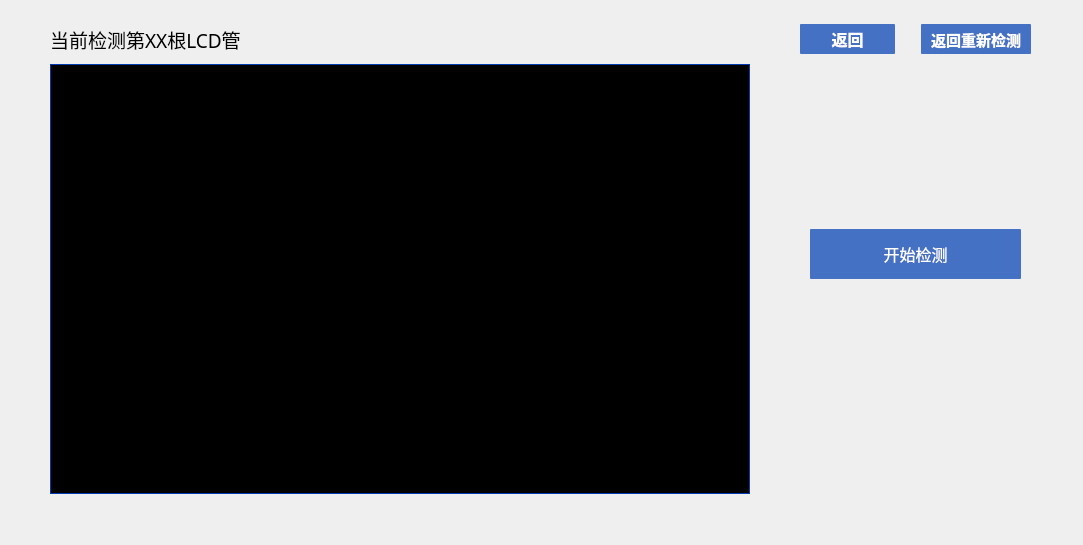
Above: main_page/screencheck.ui from jaueone/Magnetic before the change. Below: the same form after it.
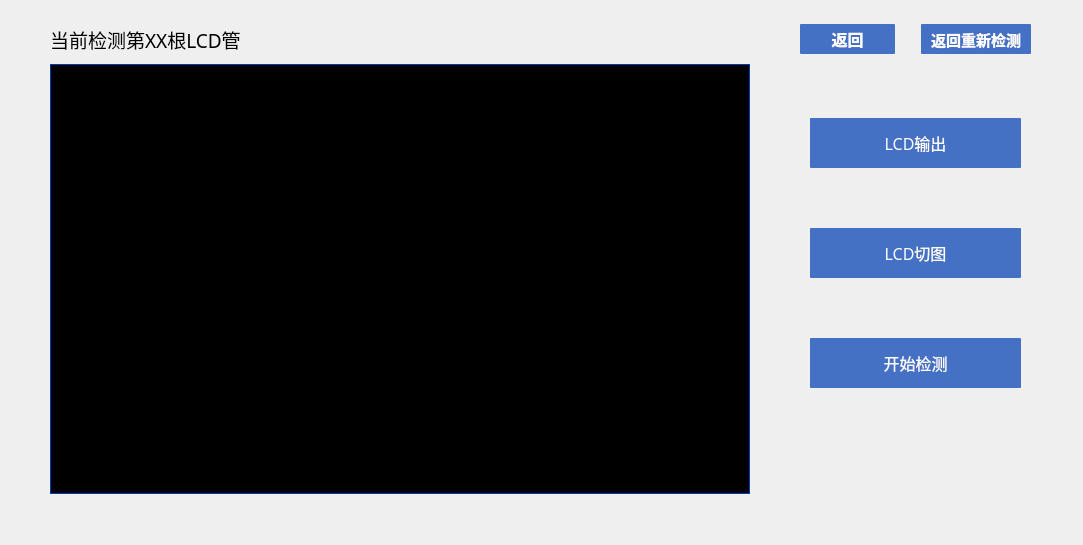
That is the form after the change. The open tabs and pages were chosen to show the change. Icons and pictures are not drawn.

```diff
--- a/main_page/screencheck.ui
+++ b/main_page/screencheck.ui
@@ -167,7 +167,59 @@
           <number>10</number>
          </property>
          <item>
-          <widget class="QPushButton" name="pushButton">
+          <widget class="QPushButton" name="lcd_out">
+           <property name="minimumSize">
+            <size>
+             <width>0</width>
+             <height>50</height>
+            </size>
+           </property>
+           <property name="font">
+            <font>
+             <family>微软雅黑</family>
+             <pointsize>12</pointsize>
+            </font>
+           </property>
+           <property name="styleSheet">
+            <string notr="true">QPushButton{color:white;background-color: rgb(68, 113, 196);border-radius:1px}
+QPushButton::checked{background-color: rgb(255, 122, 78);}</string>
+           </property>
+           <property name="text">
+            <string>LCD输出</string>
+           </property>
+           <property name="checkable">
+            <bool>true</bool>
+           </property>
+           <property name="checked">
+            <bool>false</bool>
+           </property>
+          </widget>
+         </item>
+         <item>
+          <widget class="QPushButton" name="lcd_change_image">
+           <property name="minimumSize">
+            <size>
+             <width>0</width>
+             <height>50</height>
+            </size>
+           </property>
+           <property name="font">
+            <font>
+             <family>微软雅黑</family>
+             <pointsize>12</pointsize>
+            </font>
+           </property>
+           <property name="styleSheet">
+            <string notr="true">QPushButton{color:white;background-color: rgb(68, 113, 196);border-radius:1px}
+QPushButton::pressed{background-color: rgb(142, 170, 220);}</string>
+           </property>
+           <property name="text">
+            <string>LCD切图</string>
+           </property>
+          </widget>
+         </item>
+         <item>
+          <widget class="QPushButton" name="start_check">
            <property name="minimumSize">
             <size>
              <width>0</width>
```
Left out of the diff: 2 changed lines with no effect on the pictures.
